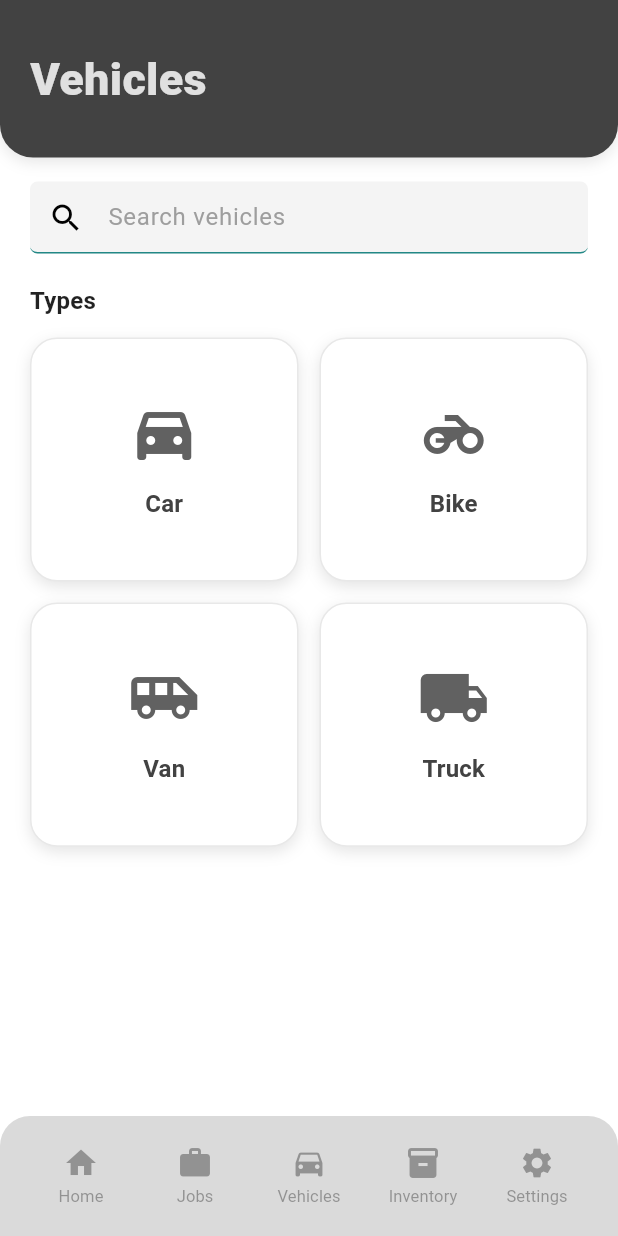
After one commit to KurenoChan/Fixero, a Flutter app: the VehicleHomeView screen opened directly, on a phone screen of 412 x 824 dp. The commit adds this screen. Run offline on Flutter 3.47's test engine with Material 3 defaults, Android fonts, the phone set to English and light mode, and no system bars; our stand-ins replace animated_splash_screen, firebase_auth, firebase_core, firebase_database, fl_chart, google_sign_in and 3 more; accounts and stored records are empty.

Commit message:
feat: Implement vehicle management feature with controller and view

```diff
--- a/lib/common/widgets/bars/fixero_bottom_appbar.dart
+++ b/lib/common/widgets/bars/fixero_bottom_appbar.dart
@@ -2,6 +2,7 @@ import 'package:flutter/material.dart';
 
 import '../../../features/inventory_management/views/inventory_page.dart';
 import '../../../home_page.dart';
+import '../../../features/vehicle_management/views/vehicle_home_view.dart';
 
 class FixeroBottomAppBar extends StatelessWidget {
   const FixeroBottomAppBar({super.key});
@@ -24,7 +25,7 @@ class FixeroBottomAppBar extends StatelessWidget {
           children: [
             Expanded(child: _navItem(context, Icons.home, 'Home', theme, const HomePage(), HomePage.routeName, currentRoute)),
             Expanded(child: _navItem(context, Icons.work, 'Jobs', theme, const HomePage(), '/jobs', currentRoute)),
-            Expanded(child: _navItem(context, Icons.directions_car, 'Vehicles', theme, const HomePage(), '/vehicles', currentRoute)),
+            Expanded(child: _navItem(context, Icons.directions_car, 'Vehicles', theme, const VehicleHomeView(), VehicleHomeView.routeName, currentRoute)),
             Expanded(child: _navItem(context, Icons.inventory, 'Inventory', theme, const InventoryPage(), InventoryPage.routeName, currentRoute)),
             Expanded(child: _navItem(context, Icons.settings, 'Settings', theme, const HomePage(), '/settings', currentRoute)),
           ],
--- /dev/null
+++ b/lib/features/vehicle_management/controllers/vehicle_types_controller.dart
@@ -0,0 +1,39 @@
+import 'package:flutter/material.dart';
+import '../models/vehicle_type.dart';
+
+/// Controller for the Vehicles home screen:
+class VehicleTypesController extends ChangeNotifier {
+  VehicleTypesController({void Function(VehicleType type)? onSelectType})
+      : _onSelectType = onSelectType;
+
+  final void Function(VehicleType type)? _onSelectType;
+
+  // Base list of types shown (you can later fetch from RTDB if desired).
+  static const List<VehicleType> _allTypes = [
+    VehicleType(id: 'car',   displayName: 'Car',   icon: Icons.directions_car_filled),
+    VehicleType(id: 'bike',  displayName: 'Bike',  icon: Icons.motorcycle),
+    VehicleType(id: 'van',   displayName: 'Van',   icon: Icons.airport_shuttle),
+    VehicleType(id: 'truck', displayName: 'Truck', icon: Icons.local_shipping),
+  ];
+
+  String _query = '';
+  String get query => _query;
+
+  List<VehicleType> get filteredTypes {
+    if (_query.trim().isEmpty) return _allTypes;
+    final q = _query.toLowerCase();
+    return _allTypes
+        .where((t) => t.displayName.toLowerCase().contains(q) || t.id.contains(q))
+        .toList(growable: false);
+  }
+
+  void setQuery(String value) {
+    _query = value;
+    notifyListeners();
+  }
+
+  /// Call when a type tile is tapped. You’ll wire this to navigation.
+  void selectType(VehicleType type) {
+    _onSelectType?.call(type);
+  }
+}
--- /dev/null
+++ b/lib/features/vehicle_management/models/vehicle_type.dart
@@ -0,0 +1,13 @@
+import 'package:flutter/material.dart';
+
+class VehicleType {
+  final String id;                // e.g., "car"
+  final String displayName;       // e.g., "Car"
+  final IconData icon;            // Material icon for the tile
+
+  const VehicleType({
+    required this.id,
+    required this.displayName,
+    required this.icon,
+  });
+}
--- /dev/null
+++ b/lib/features/vehicle_management/views/vehicle_home_view.dart
@@ -0,0 +1,202 @@
+import 'package:flutter/material.dart';
+import '../../vehicle_management/controllers/vehicle_types_controller.dart';
+import '../../vehicle_management/models/vehicle_type.dart';
+import '../../../common/widgets/bars/fixero_bottom_appbar.dart';
+
+class VehicleHomeView extends StatefulWidget {
+  static const String routeName = '/vehicles';
+
+  final void Function(BuildContext context, VehicleType type)? onSelectType;
+
+  const VehicleHomeView({super.key, this.onSelectType});
+
+  @override
+  State<VehicleHomeView> createState() => _VehicleHomeViewState();
+}
+
+class _VehicleHomeViewState extends State<VehicleHomeView> {
+  late final VehicleTypesController controller;
+
+  @override
+  void initState() {
+    super.initState();
+    controller = VehicleTypesController(
+      onSelectType: (type) => widget.onSelectType?.call(context, type),
+    );
+    controller.addListener(_onControllerUpdated);
+  }
+
+  @override
+  void dispose() {
+    controller.removeListener(_onControllerUpdated);
+    controller.dispose();
+    super.dispose();
+  }
+
+  void _onControllerUpdated() => setState(() {});
+
+  @override
+  Widget build(BuildContext context) {
+    final theme = Theme.of(context);
+    final types = controller.filteredTypes;
+
+    return Scaffold(
+      backgroundColor: Colors.white,
+      bottomNavigationBar: const FixeroBottomAppBar(),
+      body: SafeArea(
+        bottom: false,
+        child: ListView(
+          padding: EdgeInsets.zero,
+          children: [
+            const _VehiclesHeader(),
+
+            // Content padding below header
+            Padding(
+              padding: const EdgeInsets.fromLTRB(20, 16, 20, 24),
+              child: Column(
+                crossAxisAlignment: CrossAxisAlignment.start,
+                children: [
+                  // Search bar
+                  TextField(
+                    onChanged: controller.setQuery,
+                    decoration: InputDecoration(
+                      hintText: 'Search vehicles',
+                      prefixIcon: const Icon(Icons.search),
+                      filled: true,
+                      fillColor: const Color(0xFFF4F4F4),
+                      contentPadding: const EdgeInsets.symmetric(
+                        horizontal: 16,
+                        vertical: 12,
+                      ),
+                      border: OutlineInputBorder(
+                        borderRadius: BorderRadius.circular(14),
+                        borderSide: BorderSide.none,
+                      ),
+                    ),
+                  ),
+                  const SizedBox(height: 20),
+
+                  // Section header
+                  Text(
+                    'Types',
+                    style: theme.textTheme.titleMedium?.copyWith(
+                      fontWeight: FontWeight.w700,
+                      color: Colors.black87,
+                    ),
+                  ),
+                  const SizedBox(height: 12),
+
+                  // Grid of vehicle type cards
+                  GridView.builder(
+                    shrinkWrap: true,
+                    physics: const NeverScrollableScrollPhysics(),
+                    itemCount: types.length,
+                    gridDelegate:
+                        const SliverGridDelegateWithFixedCrossAxisCount(
+                          crossAxisCount: 2,
+                          mainAxisSpacing: 14,
+                          crossAxisSpacing: 14,
+                          childAspectRatio: 1.1,
+                        ),
+                    itemBuilder: (_, i) => _VehicleTypeCard(
+                      type: types[i],
+                      onTap: () => controller.selectType(types[i]),
+                    ),
+                  ),
+                ],
+              ),
+            ),
+          ],
+        ),
+      ),
+    );
+  }
+}
+
+class _VehiclesHeader extends StatelessWidget {
+  const _VehiclesHeader();
+
+  @override
+  Widget build(BuildContext context) {
+    return Container(
+      height: 105,
+      width: double.infinity,
+      padding: const EdgeInsets.fromLTRB(20, 18, 20, 18),
+      decoration: const BoxDecoration(
+        color: Color(0xFF424242),
+        borderRadius: BorderRadius.only(
+          bottomLeft: Radius.circular(22),
+          bottomRight: Radius.circular(22),
+        ),
+        boxShadow: [
+          BoxShadow(
+            color: Color(0x1A000000),
+            blurRadius: 8,
+            offset: Offset(0, 3),
+          ),
+        ],
+      ),
+      child: const Align(
+        alignment: Alignment.centerLeft,
+        child: Text(
+          'Vehicles',
+          style: TextStyle(
+            fontSize: 30,
+            fontWeight: FontWeight.w800,
+            color: Color.fromRGBO(224, 224, 224, 1),
+            letterSpacing: 0.2,
+          ),
+        ),
+      ),
+    );
+  }
+}
+
+class _VehicleTypeCard extends StatelessWidget {
+  final VehicleType type;
+  final VoidCallback onTap;
+
+  const _VehicleTypeCard({required this.type, required this.onTap});
+
+  @override
+  Widget build(BuildContext context) {
+    final theme = Theme.of(context);
+
+    return InkWell(
+      onTap: onTap,
+      borderRadius: BorderRadius.circular(18),
+      child: Ink(
+        decoration: BoxDecoration(
+          color: Colors.white,
+          borderRadius: BorderRadius.circular(18),
+          boxShadow: const [
+            BoxShadow(
+              color: Color(0x1A000000),
+              blurRadius: 8,
+              offset: Offset(0, 3),
+            ),
+          ],
+          border: Border.all(color: const Color(0xFFE8E8E8)),
+        ),
+        child: Padding(
+          padding: const EdgeInsets.all(18),
+          child: Column(
+            mainAxisAlignment: MainAxisAlignment.center,
+            children: [
+              Icon(type.icon, size: 48, color: Colors.grey.shade700),
+              const SizedBox(height: 12),
+              Text(
+                type.displayName,
+                textAlign: TextAlign.center,
+                style: theme.textTheme.titleMedium?.copyWith(
+                  fontWeight: FontWeight.w700,
+                  color: Colors.grey.shade800,
+                ),
+              ),
+            ],
+          ),
+        ),
+      ),
+    );
+  }
+}
```
